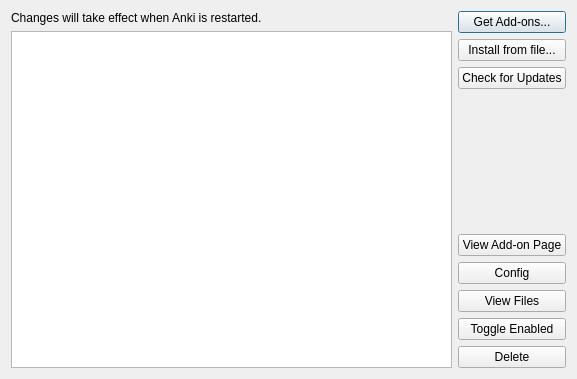
Old version of the form qt/aqt/forms/addons.ui in the repository ankitects/anki.
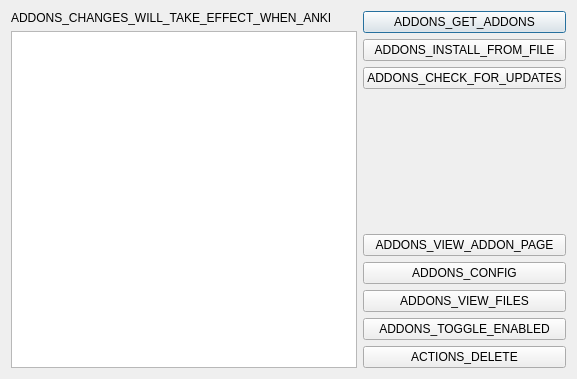
New version of the form.

Diff of the .ui file:
```diff
--- a/qt/aqt/forms/addons.ui
+++ b/qt/aqt/forms/addons.ui
@@ -25,7 +25,7 @@
      <item>
       <widget class="QLabel" name="label">
        <property name="text">
-        <string>Changes will take effect when Anki is restarted.</string>
+        <string>ADDONS_CHANGES_WILL_TAKE_EFFECT_WHEN_ANKI</string>
        </property>
       </widget>
      </item>
@@ -43,21 +43,21 @@
      <item>
       <widget class="QPushButton" name="getAddons">
        <property name="text">
-        <string>Get Add-ons...</string>
+        <string>ADDONS_GET_ADDONS</string>
        </property>
       </widget>
      </item>
      <item>
       <widget class="QPushButton" name="installFromFile">
        <property name="text">
-        <string>Install from file...</string>
+        <string>ADDONS_INSTALL_FROM_FILE</string>
        </property>
       </widget>
      </item>
      <item>
       <widget class="QPushButton" name="checkForUpdates">
        <property name="text">
-        <string>Check for Updates</string>
+        <string>ADDONS_CHECK_FOR_UPDATES</string>
        </property>
       </widget>
      </item>
@@ -77,35 +77,35 @@
      <item>
       <widget class="QPushButton" name="viewPage">
        <property name="text">
-        <string>View Add-on Page</string>
+        <string>ADDONS_VIEW_ADDON_PAGE</string>
        </property>
       </widget>
      </item>
      <item>
       <widget class="QPushButton" name="config">
        <property name="text">
-        <string>Config</string>
+        <string>ADDONS_CONFIG</string>
        </property>
       </widget>
      </item>
      <item>
       <widget class="QPushButton" name="viewFiles">
        <property name="text">
-        <string>View Files</string>
+        <string>ADDONS_VIEW_FILES</string>
        </property>
       </widget>
      </item>
      <item>
       <widget class="QPushButton" name="toggleEnabled">
        <property name="text">
-        <string>Toggle Enabled</string>
+        <string>ADDONS_TOGGLE_ENABLED</string>
        </property>
       </widget>
      </item>
      <item>
       <widget class="QPushButton" name="delete_2">
        <property name="text">
-        <string>Delete</string>
+        <string>ACTIONS_DELETE</string>
        </property>
       </widget>
      </item>
```
